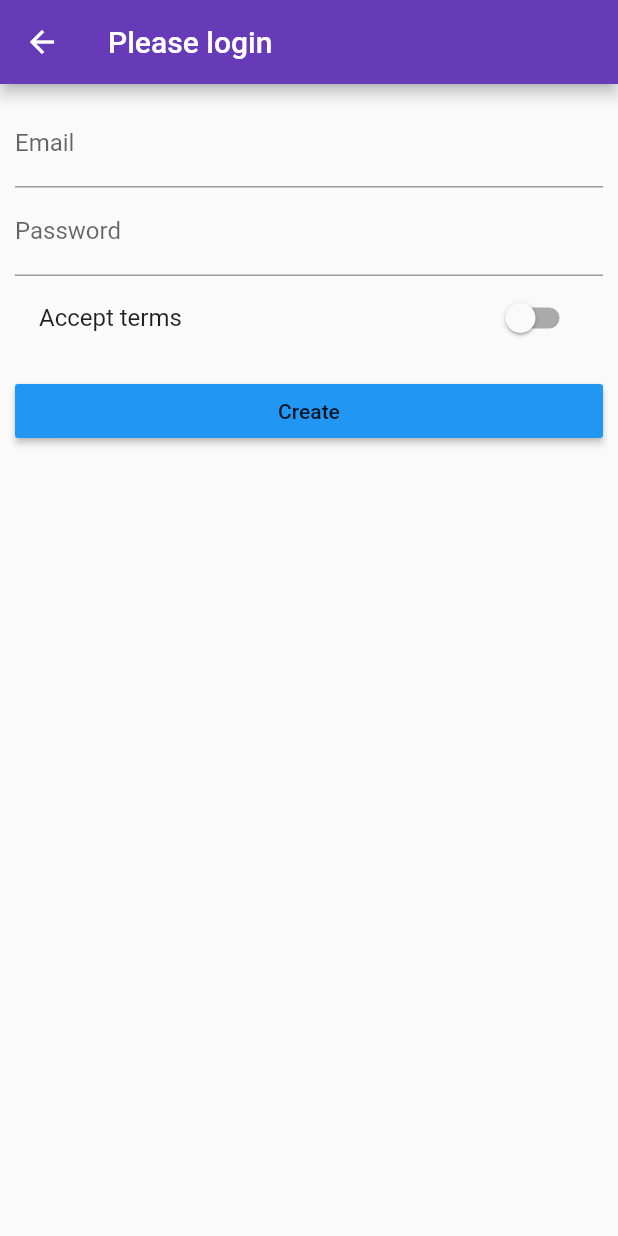
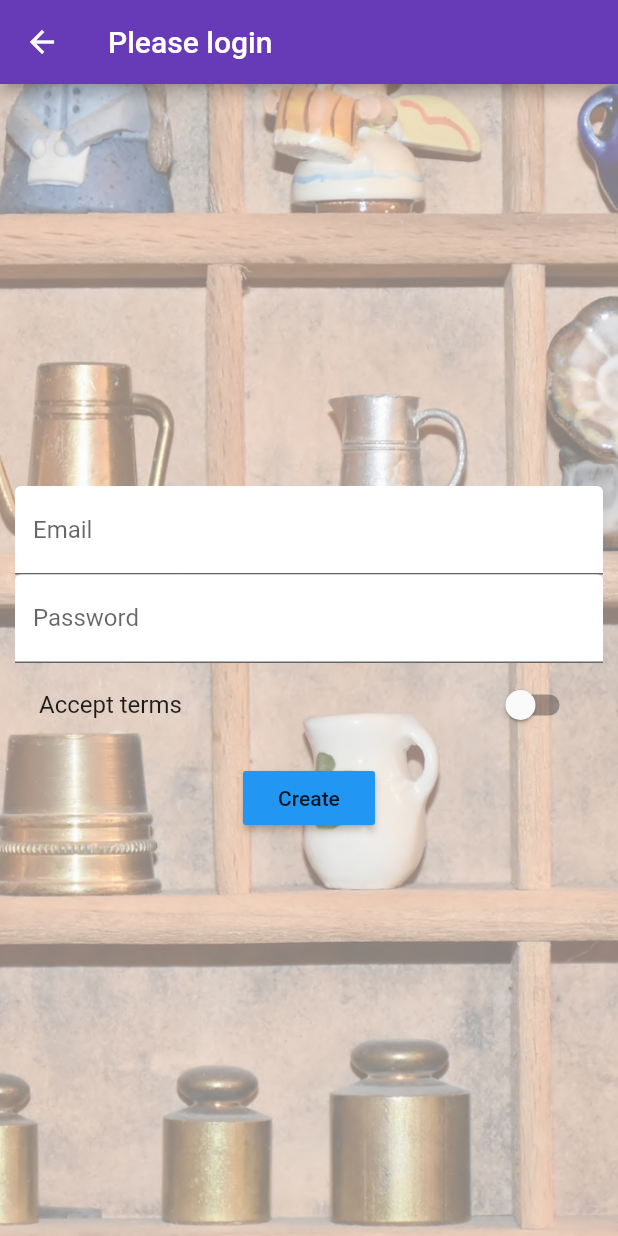
Before and after one commit to erkihindo/first_flutter_app, a Flutter app: the AuthPage screen opened directly, on a phone screen of 412 x 824 dp. Run offline on Flutter 3.47's test engine with Material 2 defaults, Android fonts, the phone set to English and light mode, and no system bars.

Commit message:
Added background to auth and refactored details page

```diff
--- a/lib/pages/ProductAdmin.dart
+++ b/lib/pages/ProductAdmin.dart
@@ -22,6 +22,7 @@ class ProductAdmin extends StatelessWidget {
                 title: Text("Choose"),
               ),
               ListTile(
+                leading: Icon(Icons.format_list_bulleted),
                 title: Text("All products"),
                 onTap: () {
                   Navigator.pushReplacementNamed(context, "/products");
--- a/lib/pages/auth.dart
+++ b/lib/pages/auth.dart
@@ -1,4 +1,3 @@
-import 'package:first_flutter_app/pages/ProductsPage.dart';
 import 'package:flutter/material.dart';
 
 class AuthPage extends StatefulWidget {
@@ -15,11 +14,20 @@ class _AuthPageState extends State<AuthPage> {
 
   Widget createUserForm() {
     return Container(
-        margin: EdgeInsets.all(10.0),
-        child: ListView(
+        decoration: BoxDecoration(
+            image: DecorationImage(
+                colorFilter: ColorFilter.mode(
+                    Colors.black.withOpacity(0.5), BlendMode.dstATop),
+                fit: BoxFit.cover,
+                image: AssetImage('assets/background.jpg'))),
+        padding: EdgeInsets.all(10.0),
+        child: Center(
+            child: SingleChildScrollView(
+                child: Column(
           children: <Widget>[
             TextField(
-              decoration: InputDecoration(labelText: 'Email'),
+              decoration: InputDecoration(
+                  labelText: 'Email', filled: true, fillColor: Colors.white),
               keyboardType: TextInputType.emailAddress,
               onChanged: (newValue) {
                 setState(() {
@@ -29,7 +37,8 @@ class _AuthPageState extends State<AuthPage> {
             ),
             TextField(
               obscureText: true,
-              decoration: InputDecoration(labelText: 'Password'),
+              decoration: InputDecoration(
+                  labelText: 'Password', filled: true, fillColor: Colors.white),
               onChanged: (newValue) {
                 setState(() {
                   password = newValue;
@@ -42,8 +51,9 @@ class _AuthPageState extends State<AuthPage> {
                 setState(() {
                   this.acceptTerms = value;
                 });
-            },
-            title: Text("Accept terms"),),
+              },
+              title: Text("Accept terms"),
+            ),
             SizedBox(
               height: 10.0,
             ),
@@ -55,7 +65,7 @@ class _AuthPageState extends State<AuthPage> {
               },
             )
           ],
-        ));
+        ))));
   }
 
   @override
--- a/pubspec.yaml
+++ b/pubspec.yaml
@@ -43,6 +43,7 @@ flutter:
   # To add assets to your application, add an assets section, like this:
   assets:
     - assets/food.jpg
+    - assets/background.jpg
   #  - images/a_dot_ham.jpeg
 
   # An image asset can refer to one or more resolution-specific "variants", see
```
Also changed, not shown: lib/main.dart (+5 -2 lines), lib/pages/ProductsPage.dart (+7 -0 lines), lib/pages/productDetails.dart (+22 -28 lines), lib/products.dart (+17 -3 lines), assets/background.jpg (added).
